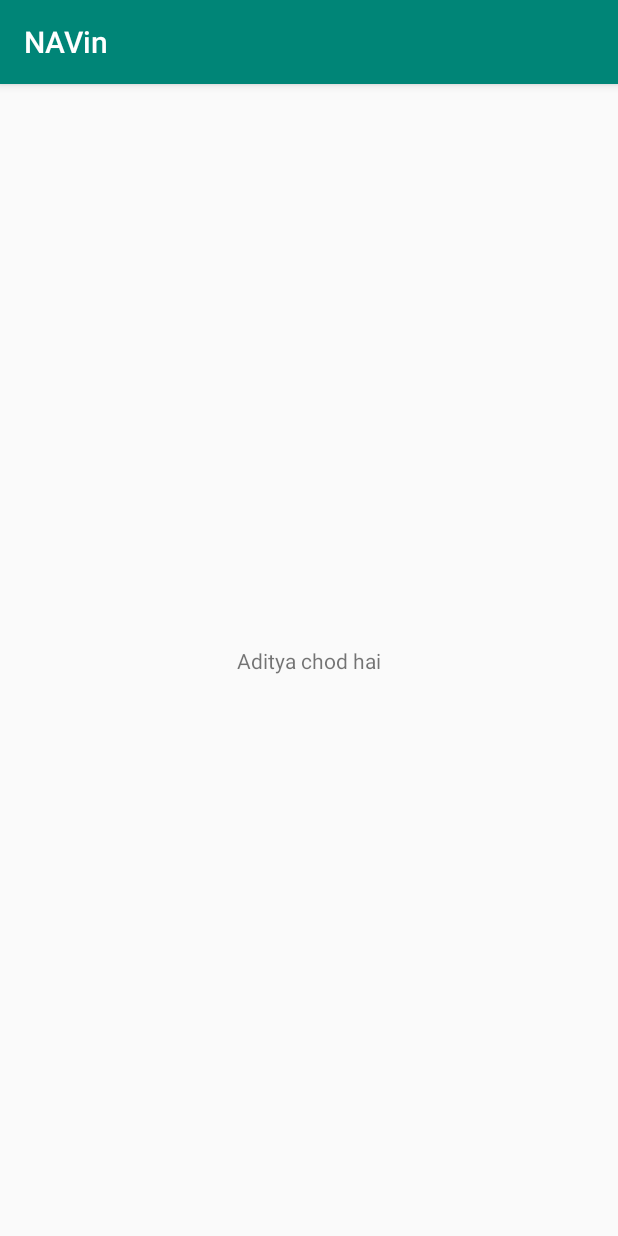
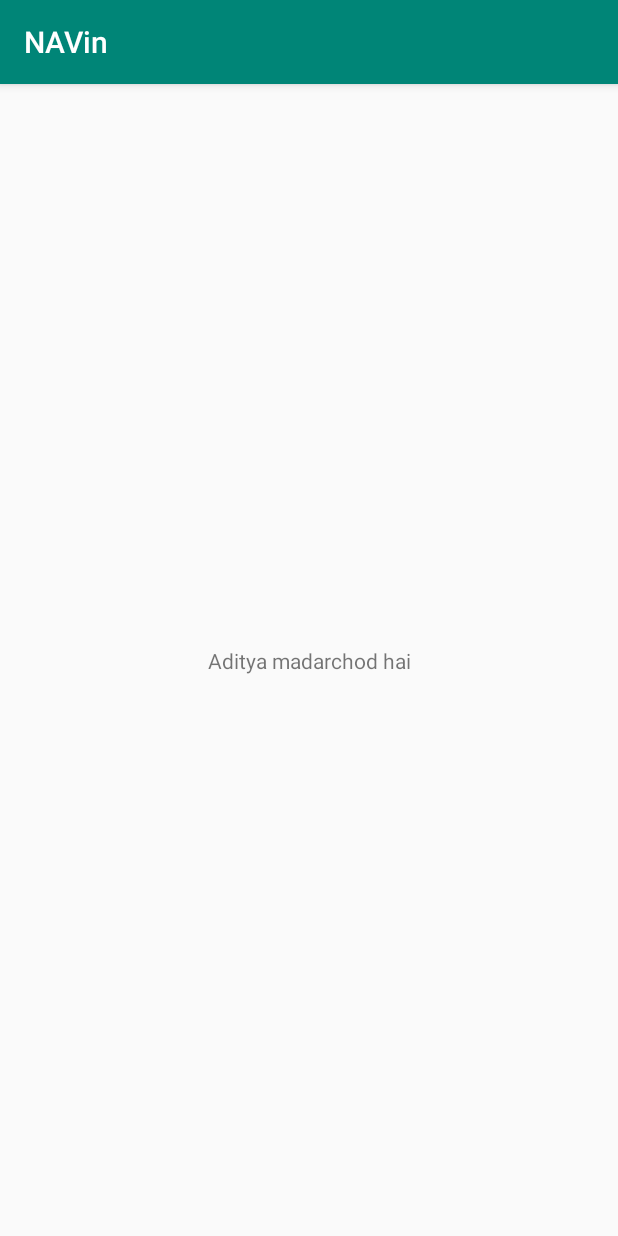
Before and after one commit to Aditya-1295/NAVin, an Android app: the screen it shows after launch (MainActivity), on a phone screen of 412 x 824 dp. Run offline under Robolectric (Android 15) with nearby library versions, the phone set to English and light mode, and no system bars.

Commit message:
Scond Commit

```diff
--- a/app/src/main/res/layout/activity_main.xml
+++ b/app/src/main/res/layout/activity_main.xml
@@ -9,7 +9,7 @@
     <TextView
         android:layout_width="wrap_content"
         android:layout_height="wrap_content"
-        android:text="Aditya chod hai"
+        android:text="Aditya madarchod hai"
         app:layout_constraintBottom_toBottomOf="parent"
         app:layout_constraintLeft_toLeftOf="parent"
         app:layout_constraintRight_toRightOf="parent"
```
